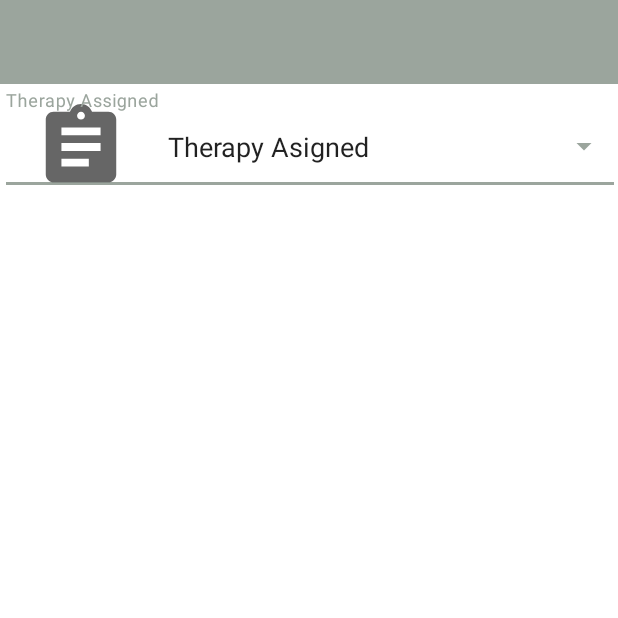
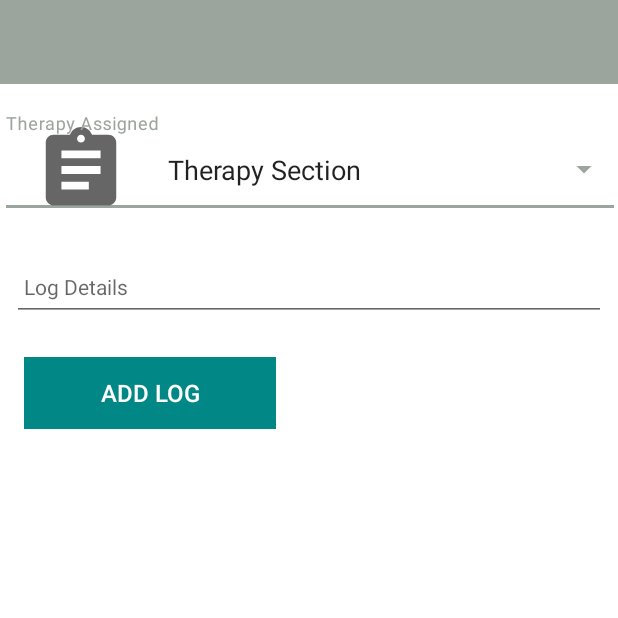
Before and after one commit to 20088717/MemoAdvanced20088717, an Android app: the DetailedLog screen opened directly, with no data from a screen before it, on a phone screen of 412 x 824 dp, the top half of it. Run offline under Robolectric (Android 15) with nearby library versions, the phone set to English and light mode, and no system bars; 2 statements that could not run were skipped.

Commit message:
New Pages

```diff
--- a/app/src/main/java/org/wit/memo/activities/DetailedLog.kt
+++ b/app/src/main/java/org/wit/memo/activities/DetailedLog.kt
@@ -21,34 +21,40 @@ class DetailedLog: AppCompatActivity(), AnkoLogger {
 
     override fun onResume(){
         super.onResume()
-        val therapy = resources.getStringArray(R.array.therapy_assigned)
-        val arrayAdapter = ArrayAdapter(requireContent(),R.layout.dropdown_item,therapy)
-        binding.autoCompleteTextView.setAdapter(arrayAdapter)
+
 
     }
 
-    override fun onCreateView(
-        inflater: LayoutInflater, container: ViewGroup?,
-        savedInstanceState: Bundle?
-    ): View{
-        _binding = DetailedLog.inflate(inflater,container,false)
+//    override fun onCreateView(
+//        inflater: LayoutInflater, container: ViewGroup?,
+//        savedInstanceState: Bundle?
+//    ): View{
+////        _binding = DetailedLog.inflate(inflater,container,false)
+//
+////        val therapy = resources.getStringArray(R.array.therapy_assigned)
+////        val arrayAdapter = ArrayAdapter(requireContent(),R.layout.dropdown_item,therapy)
+////        binding.autoCompleteTextView.setAdapter(arrayAdapter)
+////
+//        return binding.root
+//    }
 
-//        val therapy = resources.getStringArray(R.array.therapy_assigned)
-//        val arrayAdapter = ArrayAdapter(requireContent(),R.layout.dropdown_item,therapy)
-//        binding.autoCompleteTextView.setAdapter(arrayAdapter)
-//
-        return binding.root
-    }
-
-    override fun onDestroyView() {
-        super.onDestroyView()
-        _binding = null
-    }
+//    override fun onDestroyView() {
+//        super.onDestroyView()
+//        _binding = null
+//    }
 
     override fun onCreate(savedInstanceState: Bundle?) {
         setContentView(R.layout.detailed_log)
         super.onCreate(savedInstanceState)
+        createTextAutoComplete()
 
+
+
+    }
+    fun createTextAutoComplete(){
+        val therapy = resources.getStringArray(R.array.therapy_assigned)
+        val arrayAdapter = ArrayAdapter(this,R.layout.dropdown_item,therapy)
+        binding.autoCompleteTextView.setAdapter(arrayAdapter)
     }
 
     override fun onCreateOptionsMenu(menu: Menu): Boolean {
--- a/app/src/main/java/org/wit/memo/models/MemoJSONStore.kt
+++ b/app/src/main/java/org/wit/memo/models/MemoJSONStore.kt
@@ -47,6 +47,10 @@ class MemoJSONStore : MemoStore, AnkoLogger {
             foundMemo.address = memo.address
             foundMemo.image = memo.image
             foundMemo.personDate = memo.personDate
+            foundMemo.type= memo.type
+            foundMemo.descriptionP=memo.descriptionP
+            foundMemo.prescription= memo.prescription
+            foundMemo.prescriptionDate= memo.prescriptionDate
 
         }
         serialize()
--- a/app/src/main/java/org/wit/memo/models/MemoStore.kt
+++ b/app/src/main/java/org/wit/memo/models/MemoStore.kt
@@ -6,4 +6,6 @@ interface MemoStore {
     fun update(memo: MemoModel)
     fun delete(memo: MemoModel)
 
+
+
 }
--- a/app/src/main/res/layout/detailed_log.xml
+++ b/app/src/main/res/layout/detailed_log.xml
@@ -22,12 +22,26 @@
     </com.google.android.material.appbar.AppBarLayout>
 
 
+    <ScrollView
+        android:layout_width="match_parent"
+        android:layout_height="match_parent"
+        android:fillViewport="true"
+        android:layout_marginTop="60dp">
+<!--        android:layout_below="@id/appBarLayout"-->
+
+
+        <LinearLayout
+            android:layout_width="match_parent"
+            android:layout_height="wrap_content"
+            android:orientation="vertical">
+
             <com.google.android.material.textfield.TextInputLayout
                 android:id="@+id/textInputLayout"
                 style="@style/Widget.MaterialComponents.TextInputLayout.OutlinedBox.ExposedDropdownMenu"
                 android:layout_width="413dp"
                 android:layout_height="70dp"
-        android:layout_marginTop="4dp"
+                android:layout_marginTop="15dp"
+                android:layout_marginBottom="15dp"
                 android:hint="Therapy Assigned"
                 app:startIconDrawable="@drawable/ic_log_foreground"
                 app:layout_constraintBottom_toBottomOf="parent"
@@ -44,9 +58,47 @@
                     android:paddingBottom="16dp"
                     android:layout_weight="1"
                     android:inputType="none"
-            android:text="Therapy Asigned"
-            tools:ignore="MissingConstraints" />
+                    android:text="Therapy Section"
+                    tools:ignore="MissingConstraints"
+                    android:layout_marginTop="20dp"/>
             </com.google.android.material.textfield.TextInputLayout>
 
+            <EditText
+                android:id="@+id/memoLogAdd"
+                android:layout_width="match_parent"
+                android:layout_height="45dp"
+                android:layout_margin="8dp"
+                android:autofillHints=""
+                android:hint="@string/hint_logDetails"
+            android:inputType="text"
+            android:maxLength="125"
+            android:maxLines="1"
+            android:padding="8dp"
+            android:textSize="14sp" />
+
+            <LinearLayout
+                android:layout_width="match_parent"
+                android:layout_height="match_parent"
+                android:orientation="horizontal">
+
+                <Button
+                    android:id="@+id/btnAdd1"
+                    android:layout_width="168dp"
+                    android:layout_height="wrap_content"
+                    android:layout_margin="16dp"
+                    android:background="@color/design_default_color_secondary_variant"
+                    android:paddingTop="8dp"
+                    android:paddingBottom="8dp"
+                    android:stateListAnimator="@null"
+                    android:text="@string/button_addLog"
+
+                android:textColor="@color/design_default_color_on_primary"
+                android:textSize="16sp" />
+
+            </LinearLayout>
+
+
+        </LinearLayout>
+    </ScrollView>
 
 </androidx.constraintlayout.widget.ConstraintLayout>
--- a/app/src/main/res/values/strings.xml
+++ b/app/src/main/res/values/strings.xml
@@ -15,8 +15,14 @@
     <string name="memo_image">contact image</string>
     <string name="button_start">LogIn</string>
 
+    <string name="hint_logType">Therapy Assigned</string>
+    <string name="hint_logDescription">Description of Condition</string>
+    <string name="hint_prescription">Prescription Assigned</string>
+
     <string name="action_home">Home</string>
     <string name="action_detailed_log">Detailed Logs</string>
+    <string name="button_addLog">Add Log</string>
+    <string name="hint_logDetails">Log Details</string>
 
     <string-array name="therapy_assigned">
         <item>Cognitive Therapy</item>
```
Also changed, not shown: app/src/main/java/org/wit/memo/models/LogJSONStore.kt (added, +13 -0 lines), app/src/main/java/org/wit/memo/models/LogStore.kt (+9 -4 lines), app/src/main/java/org/wit/memo/models/MemoModel.kt (+14 -6 lines), app/src/main/res/layout/activity_memo.xml (+18 -3 lines). Lines whose indentation alone changed are shown as unchanged.
